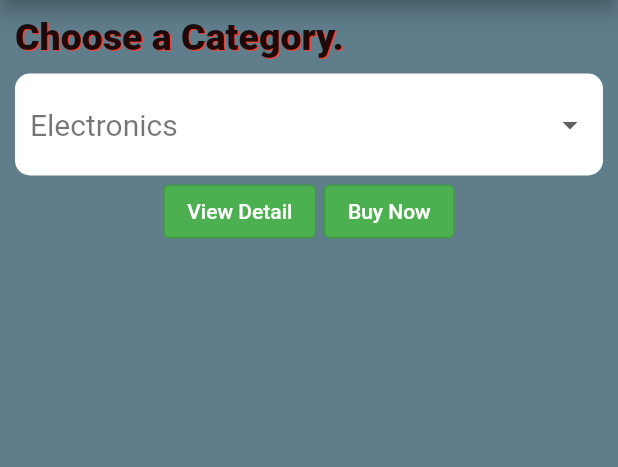
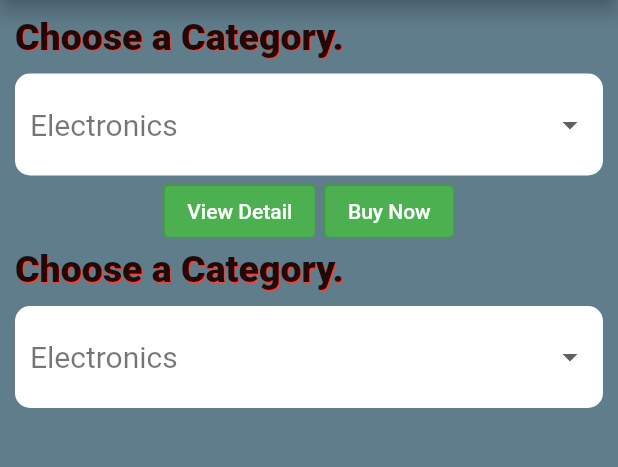
Before and after one commit to MrHamaad/productselection, a Flutter app: the screen it shows after launch, on a phone screen of 412 x 824 dp, the part 84-551 px from its top. Run offline on Flutter 3.47's test engine with Material 3 defaults, Android fonts, the phone set to English and light mode, and no system bars.

Commit message:
spearete the ui into widgets

```diff
--- /dev/null
+++ b/lib/Screens/selection.dart
@@ -0,0 +1,27 @@
+import 'package:flutter/material.dart';
+import 'package:mypractice/widgets/category_list.dart';
+import 'package:mypractice/widgets/item_selection.dart';
+
+class SelectionScreen extends StatelessWidget {
+  const SelectionScreen({super.key});
+
+  @override
+  Widget build(BuildContext context) {
+    return Container(
+        width: double.infinity,
+        height: double.infinity,
+        padding: EdgeInsetsGeometry.all(10),
+        decoration: BoxDecoration(
+          color: Colors.blueGrey,
+        ),
+        child: Column(
+            children: [
+              GategorySelection(
+                onCategorySelected: (filteredItems) => print("Category Selected"),
+              ),
+              ItemSelection(),
+            ]
+        )
+    );
+  }
+}
--- a/lib/main.dart
+++ b/lib/main.dart
@@ -1,4 +1,5 @@
 import 'package:flutter/material.dart';
+import 'package:mypractice/Screens/selection.dart';
 
 void main()=>runApp(MyApp());
 
@@ -36,95 +37,8 @@ class MyApp extends StatelessWidget {
           centerTitle: true,
           elevation: 5,
         ),
-        body: ProductSelection(),
+        body: SelectionScreen(),
       ),
     );
   }
 }
-
-class ProductSelection extends StatefulWidget {
-  const ProductSelection({super.key});
-
-  @override
-  State<ProductSelection> createState() => _ProductSelectionState();
-}
-
-class _ProductSelectionState extends State<ProductSelection> {
-  String? _selectedCategory = "Electronics";
-  final List<String> items = [
-    "Electronics",
-    "Books",
-    "Clothing"
-  ];
-  @override
-  Widget build(BuildContext context) {
-    return Container(
-      width: double.infinity,
-      height: double.infinity,
-      padding: EdgeInsetsGeometry.all(10),
-      decoration: BoxDecoration(
-        color: Colors.blueGrey,
-      ),
-      child: Column(
-      children: [
-        Align(
-            alignment: Alignment.topLeft,
-            child: FittedBox(
-              child: Text(
-                  "Choose a Category.",
-                  style: Theme.of(context).textTheme.titleMedium,
-              ),
-            )),
-        const SizedBox(height: 10,),
-        Container(
-          width: double.infinity,
-          padding: EdgeInsets.all(10),
-          decoration: BoxDecoration(
-            color: Colors.white,
-            borderRadius: BorderRadius.circular(10),
-          ),
-          child: DropdownButtonHideUnderline(
-            child: DropdownButton(
-
-              isExpanded: true,
-                items: items.map((item)=>
-                   DropdownMenuItem(
-                    value: item,
-                    child: Text(item,style: Theme.of(context).textTheme.displayMedium,),
-                )
-                ).toList(),
-                value: _selectedCategory,
-                onChanged: (String? category){
-                  setState(() {
-                    _selectedCategory = category;
-                  });
-            }),
-          ),
-        ),
-        Row(
-          mainAxisAlignment: MainAxisAlignment.center,
-          children: [
-            OutlinedButton(
-                style: OutlinedButton.styleFrom(
-                backgroundColor: Colors.green,
-                foregroundColor: Colors.white
-                ),
-                onPressed: (){},
-                child: Text("View Detail")
-            ),
-            const SizedBox(width: 5,),
-            OutlinedButton(
-                style: OutlinedButton.styleFrom(
-                    backgroundColor: Colors.green,
-                    foregroundColor: Colors.white
-                ),
-                onPressed: (){},
-                child: Text("Buy Now")
-            ),
-          ],
-        )
-      ],
-      )
-    );
-  }
-}
--- /dev/null
+++ b/lib/widgets/category_list.dart
@@ -0,0 +1,110 @@
+import 'package:flutter/material.dart';
+
+class GategorySelection extends StatefulWidget {
+  final Function(List<String>)? onCategorySelected;
+  const GategorySelection({super.key, required this.onCategorySelected});
+
+  @override
+  State<GategorySelection> createState() => _GategorySelectionState();
+}
+
+class _GategorySelectionState extends State<GategorySelection> {
+  String? _selectedCategory = "Electronics";
+  final List<String> categories = ["Electronics", "Books", "Clothing"];
+  final List<Map<String, dynamic>> items = [
+    {
+      "category": "Electronics",
+      "items": ["Laptop", "Mobile", "Tablet"],
+    },
+    {
+      "category": "Books",
+      "items": ["Cosmic", "Science", "History"],
+    },
+    {
+      "category": "Clothing",
+      "items": ["Shirt", "Jeans", "Shoes"]
+    },
+  ];
+
+  List<String> getFilteredItems() {
+    if (_selectedCategory == null) return [];
+    final categoryData = items.firstWhere(
+          (element) => element["category"] == _selectedCategory,
+      orElse: () => {"items": []},
+    );
+    return List<String>.from(categoryData["items"]);
+  }
+
+
+
+  @override
+  Widget build(BuildContext context) {
+    return Column(
+      children: [
+        Align(
+          alignment: Alignment.topLeft,
+          child: FittedBox(
+            child: Text(
+              "Choose a Category.",
+              style: Theme.of(context).textTheme.titleMedium,
+            ),
+          ),
+        ),
+        const SizedBox(height: 10),
+        Container(
+          width: double.infinity,
+          padding: EdgeInsets.all(10),
+          decoration: BoxDecoration(
+            color: Colors.white,
+            borderRadius: BorderRadius.circular(10),
+          ),
+          child: DropdownButtonHideUnderline(
+            child: DropdownButton(
+              isExpanded: true,
+              items: categories.map(
+                (item) => DropdownMenuItem(
+                  value: item,
+                  child: Text(
+                    item,
+                    style: Theme.of(context).textTheme.displayMedium,
+                  ),
+                ),
+              ).toList(),
+              value: _selectedCategory,
+              onChanged: (String? category) {
+                setState(() {
+                  _selectedCategory = category;
+                });
+                if(widget.onCategorySelected!=null){
+                  widget.onCategorySelected!(getFilteredItems());
+                }
+              },
+            ),
+          ),
+        ),
+        Row(
+          mainAxisAlignment: MainAxisAlignment.center,
+          children: [
+            OutlinedButton(
+              style: OutlinedButton.styleFrom(
+                backgroundColor: Colors.green,
+                foregroundColor: Colors.white,
+              ),
+              onPressed: () {},
+              child: Text("View Detail"),
+            ),
+            const SizedBox(width: 5),
+            OutlinedButton(
+              style: OutlinedButton.styleFrom(
+                backgroundColor: Colors.green,
+                foregroundColor: Colors.white,
+              ),
+              onPressed: () {},
+              child: Text("Buy Now"),
+            ),
+          ],
+        ),
+      ],
+    );
+  }
+}
--- /dev/null
+++ b/lib/widgets/item_selection.dart
@@ -0,0 +1,64 @@
+import 'package:flutter/material.dart';
+
+class ItemSelection extends StatefulWidget {
+  const ItemSelection({super.key});
+
+  @override
+  State<ItemSelection> createState() => _ItemSelectionState();
+}
+
+class _ItemSelectionState extends State<ItemSelection> {
+  String? _selectedItem = "Electronics";
+  final List<String> Items = [
+    "Electronics",
+    "Books",
+    "Clothing"
+  ];
+  @override
+  Widget build(BuildContext context) {
+    return Column(
+      children: [
+        Align(
+            alignment: Alignment.topLeft,
+            child: FittedBox(
+              child: Text(
+                "Choose a Category.",
+                style: Theme
+                    .of(context)
+                    .textTheme
+                    .titleMedium,
+              ),
+            )),
+        const SizedBox(height: 10,),
+        Container(
+          width: double.infinity,
+          padding: EdgeInsets.all(10),
+          decoration: BoxDecoration(
+            color: Colors.white,
+            borderRadius: BorderRadius.circular(10),
+          ),
+          child: DropdownButtonHideUnderline(
+            child: DropdownButton(
+
+                isExpanded: true,
+                items: Items.map((item) =>
+                    DropdownMenuItem(
+                      value: item,
+                      child: Text(item, style: Theme
+                          .of(context)
+                          .textTheme
+                          .displayMedium,),
+                    )
+                ).toList(),
+                value: _selectedItem,
+                onChanged: (String? category) {
+                  setState(() {
+                    _selectedItem = category;
+                  });
+                }),
+          ),
+        ),
+      ],
+    );
+  }
+}
```
